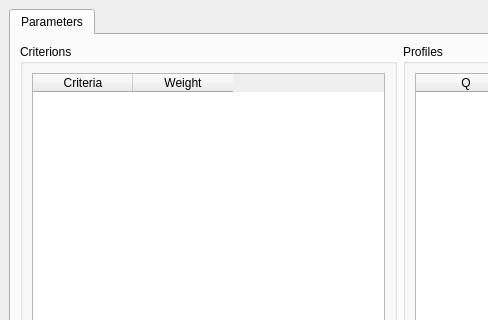
Old version of the form ui/mainwindow.ui in the repository oso/qgis-etri; both pictures show x 0 to 488 and y 0 to 320 of the 800 by 600 pixel window.
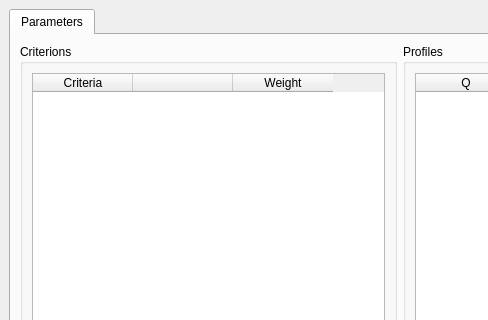
New version of the form.

Commit message: [UI] Retrieve the event when checkbox is checked

Diff of the .ui file:
```diff
--- a/ui/mainwindow.ui
+++ b/ui/mainwindow.ui
@@ -89,6 +89,11 @@
                <string>Criteria</string>
               </property>
              </column>
+             <column>
+              <property name="text">
+               <string/>
+              </property>
+             </column>
              <column>
               <property name="text">
                <string>Weight</string>
```
The commit also changes 2 other files.
